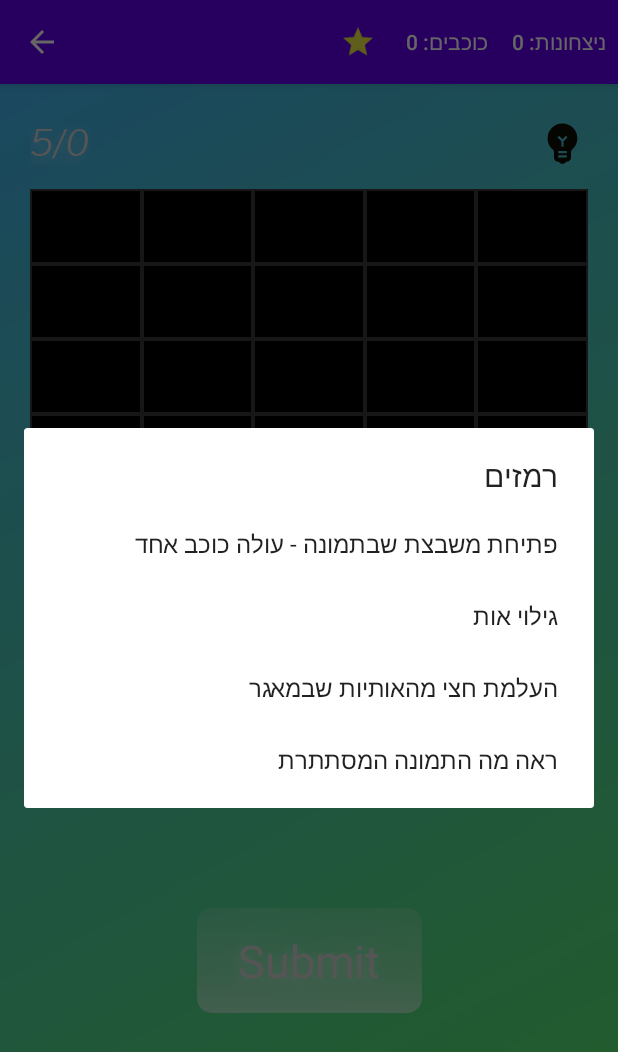
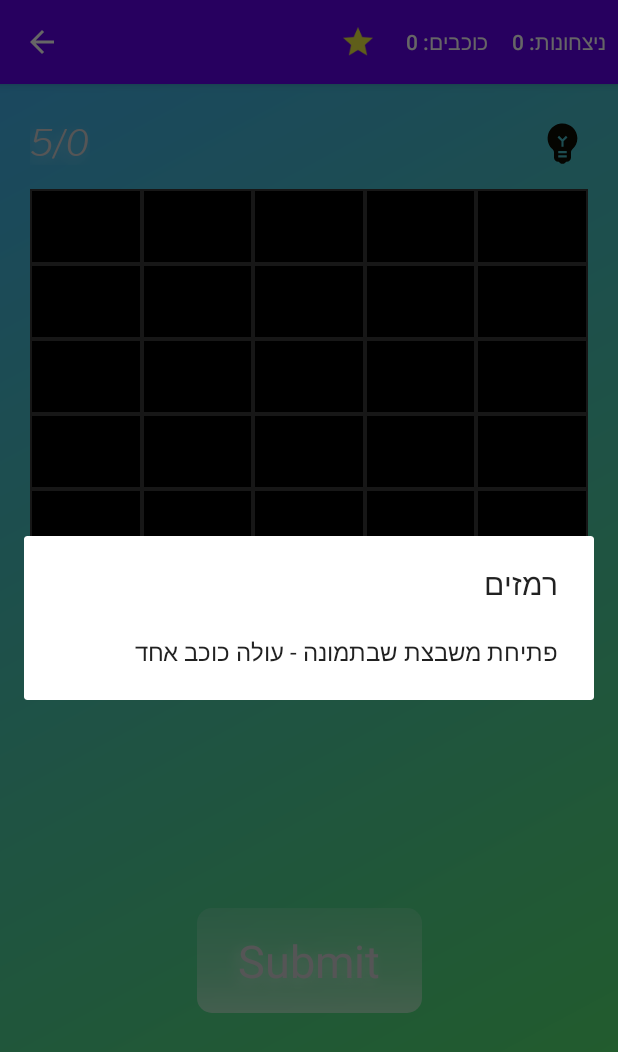
Before and after one commit to ShaniFinor/project_game_CanYouGuess, an Android app: the GameActivity screen opened directly, with no data from a screen before it, after a tap on an icon or button, on a phone screen of 412 x 824 dp. Shown: the top 1052 px of the screen. Run offline under Robolectric (Android 15) with nearby library versions, the phone set to English and light mode, and no system bars; our stand-ins replace Firebase (no records; nobody signed in at launch, a user with empty details on screens opened directly), Picasso; libraries missing offline, so code that uses them is left out: com.daimajia.androidanimations, com.plattysoft.leonids; Roboto replaces fonts that are not available here; 9 statements that could not run were skipped.

Commit message:
12.6.2021

```diff
--- a/app/src/main/java/com/example/shanifinor_project/ui/screens/GameActivity.java
+++ b/app/src/main/java/com/example/shanifinor_project/ui/screens/GameActivity.java
@@ -231,7 +231,8 @@ public class GameActivity extends AppCompatActivity {
     private void showCluesAlert() {
         // shows the clue options
         AlertDialog.Builder cluesBuilder = new AlertDialog.Builder(this);
-        final CharSequence[] arrClues = {"פתיחת משבצת שבתמונה - עולה כוכב אחד", "גילוי אות", "העלמת חצי מהאותיות שבמאגר", "ראה מה התמונה המסתתרת"};
+//        final CharSequence[] arrClues = {"פתיחת משבצת שבתמונה - עולה כוכב אחד", "גילוי אות", "העלמת חצי מהאותיות שבמאגר", "ראה מה התמונה המסתתרת"};
+        final CharSequence[] arrClues = {"פתיחת משבצת שבתמונה - עולה כוכב אחד"};
         cluesBuilder.setTitle("רמזים").setItems(arrClues, new DialogInterface.OnClickListener() {
             @Override
             public void onClick(DialogInterface dialogInterface, int i) {
```
